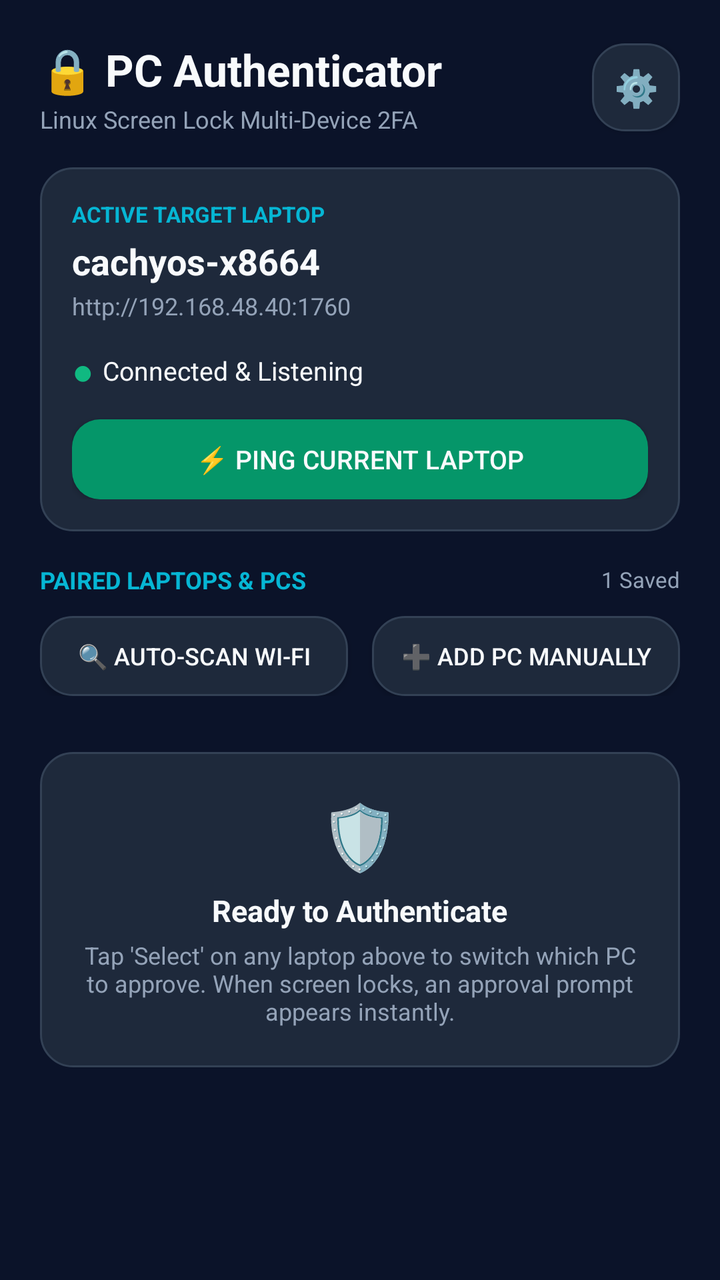
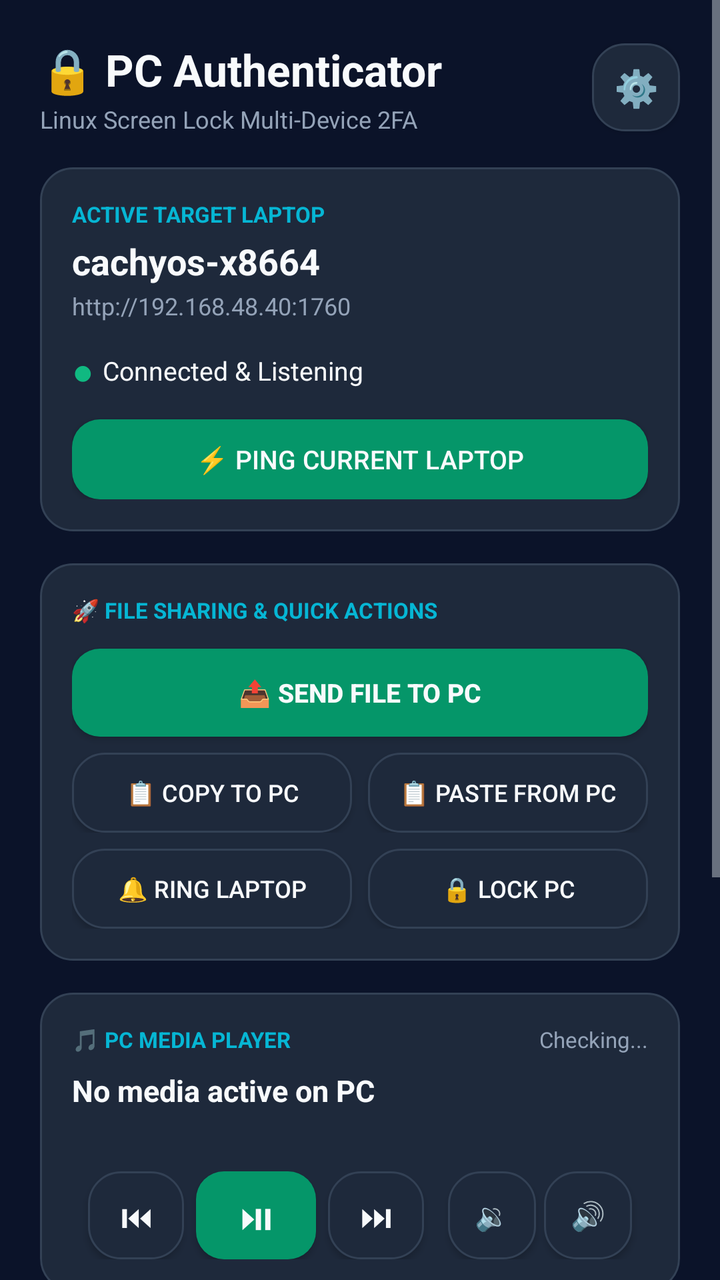

An Android layout rendered at two revisions. The XML below is the earlier revision; the diff shows what the commit changed to produce the second picture.
<!-- AndroidManifest.xml: application theme AppTheme -->
<!-- res/layout/activity_main.xml -->
<?xml version="1.0" encoding="utf-8"?>
<ScrollView xmlns:android="http://schemas.android.com/apk/res/android"
    android:layout_width="match_parent"
    android:layout_height="match_parent"
    android:background="@color/bg_dark"
    android:fillViewport="true">

    <LinearLayout
        android:layout_width="match_parent"
        android:layout_height="wrap_content"
        android:orientation="vertical"
        android:padding="20dp">

        
        <LinearLayout
            android:layout_width="match_parent"
            android:layout_height="wrap_content"
            android:orientation="horizontal"
            android:gravity="center_vertical"
            android:layout_marginBottom="16dp">

            <LinearLayout
                android:layout_width="0dp"
                android:layout_height="wrap_content"
                android:layout_weight="1"
                android:orientation="vertical">

                <TextView
                    android:layout_width="wrap_content"
                    android:layout_height="wrap_content"
                    android:text="🔒 PC Authenticator"
                    android:textSize="22sp"
                    android:textStyle="bold"
                    android:textColor="@color/text_white" />

                <TextView
                    android:layout_width="wrap_content"
                    android:layout_height="wrap_content"
                    android:text="Linux Screen Lock Multi-Device 2FA"
                    android:textSize="12sp"
                    android:textColor="@color/text_muted"
                    android:layout_marginTop="2dp" />
            </LinearLayout>

            <Button
                android:id="@+id/btn_settings"
                android:layout_width="44dp"
                android:layout_height="44dp"
                android:text="⚙️"
                android:textSize="18sp"
                android:textColor="@color/text_white"
                android:background="@drawable/card_bg" />
        </LinearLayout>

        
        <LinearLayout
            android:layout_width="match_parent"
            android:layout_height="wrap_content"
            android:orientation="vertical"
            android:background="@drawable/card_bg"
            android:padding="16dp"
            android:layout_marginBottom="16dp">

            <TextView
                android:layout_width="wrap_content"
                android:layout_height="wrap_content"
                android:text="ACTIVE TARGET LAPTOP"
                android:textSize="11sp"
                android:textStyle="bold"
                android:textColor="@color/accent_cyan" />

            <TextView
                android:id="@+id/tv_hostname"
                android:layout_width="wrap_content"
                android:layout_height="wrap_content"
                android:text="cachyos-x8664"
                android:textSize="18sp"
                android:textStyle="bold"
                android:textColor="@color/text_white"
                android:layout_marginTop="4dp" />

            <TextView
                android:id="@+id/tv_active_ip"
                android:layout_width="wrap_content"
                android:layout_height="wrap_content"
                android:text="http://192.168.48.40:1760"
                android:textSize="12sp"
                android:textColor="@color/text_muted"
                android:layout_marginTop="2dp" />

            <LinearLayout
                android:layout_width="match_parent"
                android:layout_height="wrap_content"
                android:orientation="horizontal"
                android:gravity="center_vertical"
                android:layout_marginTop="12dp">

                <TextView
                    android:id="@+id/tv_status_dot"
                    android:layout_width="wrap_content"
                    android:layout_height="wrap_content"
                    android:text="● "
                    android:textSize="18sp"
                    android:textColor="@color/status_green" />

                <TextView
                    android:id="@+id/tv_status_text"
                    android:layout_width="wrap_content"
                    android:layout_height="wrap_content"
                    android:text="Connected &amp; Listening"
                    android:textSize="13sp"
                    android:textColor="@color/text_white" />
            </LinearLayout>

            <Button
                android:id="@+id/btn_test_connection"
                android:layout_width="match_parent"
                android:layout_height="40dp"
                android:text="⚡ Ping Current Laptop"
                android:textSize="13sp"
                android:textColor="@color/text_white"
                android:background="@drawable/btn_approve"
                android:layout_marginTop="12dp" />
        </LinearLayout>

        
        <LinearLayout
            android:id="@+id/layout_challenge"
            android:layout_width="match_parent"
            android:layout_height="wrap_content"
            android:orientation="vertical"
            android:background="@drawable/card_bg"
            android:padding="20dp"
            android:layout_marginBottom="16dp"
            android:visibility="gone">

            <TextView
                android:layout_width="wrap_content"
                android:layout_height="wrap_content"
                android:text="⚠️ UNLOCK CHALLENGE ACTIVE"
                android:textSize="13sp"
                android:textStyle="bold"
                android:textColor="@color/accent_cyan" />

            <TextView
                android:id="@+id/tv_challenge_message"
                android:layout_width="wrap_content"
                android:layout_height="wrap_content"
                android:text="Login requested on your laptop. Approve to unlock."
                android:textSize="16sp"
                android:textColor="@color/text_white"
                android:layout_marginTop="8dp" />

            <TextView
                android:id="@+id/tv_timer"
                android:layout_width="wrap_content"
                android:layout_height="wrap_content"
                android:text="Expires in: 35s"
                android:textSize="14sp"
                android:textColor="@color/text_muted"
                android:layout_marginTop="6dp" />

            <Button
                android:id="@+id/btn_approve_challenge"
                android:layout_width="match_parent"
                android:layout_height="54dp"
                android:text="👆 APPROVE WITH FINGERPRINT"
                android:textSize="15sp"
                android:textStyle="bold"
                android:textColor="@color/text_white"
                android:background="@drawable/btn_approve"
                android:layout_marginTop="16dp" />

            <Button
                android:id="@+id/btn_deny_challenge"
                android:layout_width="match_parent"
                android:layout_height="44dp"
                android:text="❌ DENY"
                android:textSize="14sp"
                android:textColor="@color/text_white"
                android:background="@drawable/btn_deny"
                android:layout_marginTop="10dp" />
        </LinearLayout>

        
        <LinearLayout
            android:layout_width="match_parent"
            android:layout_height="wrap_content"
            android:orientation="vertical"
            android:layout_marginBottom="16dp">

            <LinearLayout
                android:layout_width="match_parent"
                android:layout_height="wrap_content"
                android:orientation="horizontal"
                android:gravity="center_vertical"
                android:layout_marginBottom="10dp">

                <TextView
                    android:layout_width="0dp"
                    android:layout_height="wrap_content"
                    android:layout_weight="1"
                    android:text="PAIRED LAPTOPS &amp; PCS"
                    android:textSize="12sp"
                    android:textStyle="bold"
                    android:textColor="@color/accent_cyan" />

                <TextView
                    android:id="@+id/tv_device_count"
                    android:layout_width="wrap_content"
                    android:layout_height="wrap_content"
                    android:text="1 Saved"
                    android:textSize="11sp"
                    android:textColor="@color/text_muted" />
            </LinearLayout>

            
            <LinearLayout
                android:layout_width="match_parent"
                android:layout_height="wrap_content"
                android:orientation="horizontal"
                android:layout_marginBottom="12dp">

                <Button
                    android:id="@+id/btn_scan_network"
                    android:layout_width="0dp"
                    android:layout_height="40dp"
                    android:layout_weight="1"
                    android:text="🔍 Auto-Scan Wi-Fi"
                    android:textSize="12sp"
                    android:textColor="@color/text_white"
                    android:background="@drawable/card_bg"
                    android:layout_marginEnd="6dp" />

                <Button
                    android:id="@+id/btn_add_manual"
                    android:layout_width="0dp"
                    android:layout_height="40dp"
                    android:layout_weight="1"
                    android:text="➕ Add PC Manually"
                    android:textSize="12sp"
                    android:textColor="@color/text_white"
                    android:background="@drawable/card_bg"
                    android:layout_marginStart="6dp" />
            </LinearLayout>

            
            <TextView
                android:id="@+id/tv_scan_status"
                android:layout_width="match_parent"
                android:layout_height="wrap_content"
                android:text="Scanning local network for laptops..."
                android:textColor="@color/accent_cyan"
                android:textSize="12sp"
                android:gravity="center"
                android:padding="8dp"
                android:visibility="gone" />

            
            <LinearLayout
                android:id="@+id/container_devices"
                android:layout_width="match_parent"
                android:layout_height="wrap_content"
                android:orientation="vertical" />

        </LinearLayout>

        
        <LinearLayout
            android:id="@+id/layout_idle"
            android:layout_width="match_parent"
            android:layout_height="wrap_content"
            android:orientation="vertical"
            android:background="@drawable/card_bg"
            android:gravity="center"
            android:padding="20dp">

            <TextView
                android:layout_width="wrap_content"
                android:layout_height="wrap_content"
                android:text="🛡️"
                android:textSize="32sp" />

            <TextView
                android:layout_width="wrap_content"
                android:layout_height="wrap_content"
                android:text="Ready to Authenticate"
                android:textSize="15sp"
                android:textStyle="bold"
                android:textColor="@color/text_white"
                android:layout_marginTop="6dp" />

            <TextView
                android:layout_width="wrap_content"
                android:layout_height="wrap_content"
                android:text="Tap 'Select' on any laptop above to switch which PC to approve. When screen locks, an approval prompt appears instantly."
                android:textSize="12sp"
                android:textColor="@color/text_muted"
                android:gravity="center"
                android:layout_marginTop="4dp" />
        </LinearLayout>

    </LinearLayout>
</ScrollView>
<!-- resources referenced by this layout -->
<resources>
  <color name="accent_cyan">#06b6d4</color>
  <color name="bg_dark">#0b1329</color>
  <color name="status_green">#10b981</color>
  <color name="text_muted">#94a3b8</color>
  <color name="text_white">#f8fafc</color>
  <!-- drawable btn_approve (drawable) -->
  <?xml version="1.0" encoding="utf-8"?>
  <shape xmlns:android="http://schemas.android.com/apk/res/android"
      android:shape="rectangle">
      <solid android:color="@color/btn_approve" />
      <corners android:radius="14dp" />
  </shape>
  <!-- drawable btn_deny (drawable) -->
  <?xml version="1.0" encoding="utf-8"?>
  <shape xmlns:android="http://schemas.android.com/apk/res/android"
      android:shape="rectangle">
      <solid android:color="@color/btn_deny" />
      <corners android:radius="14dp" />
  </shape>
  <!-- drawable card_bg (drawable) -->
  <?xml version="1.0" encoding="utf-8"?>
  <shape xmlns:android="http://schemas.android.com/apk/res/android"
      android:shape="rectangle">
      <solid android:color="@color/card_bg" />
      <corners android:radius="16dp" />
      <stroke android:width="1dp" android:color="@color/card_border" />
  </shape>
  <style name="AppTheme" parent="@android:style/Theme.DeviceDefault.NoActionBar">
          <item name="android:windowBackground">@color/bg_dark</item>
          <item name="android:statusBarColor">@color/bg_dark</item>
          <item name="android:navigationBarColor">@color/bg_dark</item>
      </style>
  <color name="btn_approve">#059669</color>
  <color name="btn_deny">#dc2626</color>
  <color name="card_bg">#1e293b</color>
  <color name="card_border">#334155</color>
</resources>

<!-- the commit's change to res/layout/activity_main.xml (unified diff, before → after) -->
@@ -187,6 +187,209 @@
             android:layout_width="match_parent"
             android:layout_height="wrap_content"
             android:orientation="vertical"
+            android:background="@drawable/card_bg"
+            android:padding="16dp"
+            android:layout_marginBottom="16dp">
+
+            <TextView
+                android:layout_width="wrap_content"
+                android:layout_height="wrap_content"
+                android:text="🚀 FILE SHARING &amp; QUICK ACTIONS"
+                android:textSize="11sp"
+                android:textStyle="bold"
+                android:textColor="@color/accent_cyan" />
+
+            <Button
+                android:id="@+id/btn_send_file_to_pc"
+                android:layout_width="match_parent"
+                android:layout_height="44dp"
+                android:text="📤 Send File to PC"
+                android:textSize="13sp"
+                android:textStyle="bold"
+                android:textColor="@color/text_white"
+                android:background="@drawable/btn_approve"
+                android:layout_marginTop="12dp" />
+
+            <LinearLayout
+                android:layout_width="match_parent"
+                android:layout_height="wrap_content"
+                android:orientation="horizontal"
+                android:layout_marginTop="8dp">
+
+                <Button
+                    android:id="@+id/btn_send_clip_to_pc"
+                    android:layout_width="0dp"
+                    android:layout_height="40dp"
+                    android:layout_weight="1"
+                    android:text="📋 Copy to PC"
+                    android:textSize="12sp"
+                    android:textColor="@color/text_white"
+                    android:background="@drawable/card_bg"
+                    android:layout_marginEnd="4dp" />
+
+                <Button
+                    android:id="@+id/btn_get_clip_from_pc"
+                    android:layout_width="0dp"
+                    android:layout_height="40dp"
+                    android:layout_weight="1"
+                    android:text="📋 Paste from PC"
+                    android:textSize="12sp"
+                    android:textColor="@color/text_white"
+                    android:background="@drawable/card_bg"
+                    android:layout_marginStart="4dp" />
+            </LinearLayout>
+
+            <LinearLayout
+                android:layout_width="match_parent"
+                android:layout_height="wrap_content"
+                android:orientation="horizontal"
+                android:layout_marginTop="8dp">
+
+                <Button
+                    android:id="@+id/btn_ring_pc"
+                    android:layout_width="0dp"
+                    android:layout_height="40dp"
+                    android:layout_weight="1"
+                    android:text="🔔 Ring Laptop"
+                    android:textSize="12sp"
+                    android:textColor="@color/text_white"
+                    android:background="@drawable/card_bg"
+                    android:layout_marginEnd="4dp" />
+
+                <Button
+                    android:id="@+id/btn_lock_pc"
+                    android:layout_width="0dp"
+                    android:layout_height="40dp"
+                    android:layout_weight="1"
+                    android:text="🔒 Lock PC"
+                    android:textSize="12sp"
+                    android:textColor="@color/text_white"
+                    android:background="@drawable/card_bg"
+                    android:layout_marginStart="4dp" />
+            </LinearLayout>
+        </LinearLayout>
+
+        
+        <LinearLayout
+            android:id="@+id/layout_media"
+            android:layout_width="match_parent"
+            android:layout_height="wrap_content"
+            android:orientation="vertical"
+            android:background="@drawable/card_bg"
+            android:padding="16dp"
+            android:layout_marginBottom="16dp">
+
+            <LinearLayout
+                android:layout_width="match_parent"
+                android:layout_height="wrap_content"
+                android:orientation="horizontal"
+                android:gravity="center_vertical">
+
+                <TextView
+                    android:layout_width="0dp"
+                    android:layout_height="wrap_content"
+                    android:layout_weight="1"
+                    android:text="🎵 PC MEDIA PLAYER"
+                    android:textSize="11sp"
+                    android:textStyle="bold"
+                    android:textColor="@color/accent_cyan" />
+
+                <TextView
+                    android:id="@+id/tv_media_status"
+                    android:layout_width="wrap_content"
+                    android:layout_height="wrap_content"
+                    android:text="Checking..."
+                    android:textSize="11sp"
+                    android:textColor="@color/text_muted" />
+            </LinearLayout>
+
+            <TextView
+                android:id="@+id/tv_media_title"
+                android:layout_width="wrap_content"
+                android:layout_height="wrap_content"
+                android:text="No media active on PC"
+                android:textSize="15sp"
+                android:textStyle="bold"
+                android:textColor="@color/text_white"
+                android:singleLine="true"
+                android:ellipsize="end"
+                android:layout_marginTop="8dp" />
+
+            <TextView
+                android:id="@+id/tv_media_artist"
+                android:layout_width="wrap_content"
+                android:layout_height="wrap_content"
+                android:text=""
+                android:textSize="12sp"
+                android:textColor="@color/text_muted"
+                android:singleLine="true"
+                android:ellipsize="end"
+                android:layout_marginTop="2dp" />
+
+            
+            <LinearLayout
+                android:layout_width="match_parent"
+                android:layout_height="wrap_content"
+                android:orientation="horizontal"
+                android:gravity="center"
+                android:layout_marginTop="12dp">
+
+                <Button
+                    android:id="@+id/btn_media_prev"
+                    android:layout_width="48dp"
+                    android:layout_height="44dp"
+                    android:text="⏮"
+                    android:textSize="16sp"
+                    android:textColor="@color/text_white"
+                    android:background="@drawable/card_bg"
+                    android:layout_marginEnd="6dp" />
+
+                <Button
+                    android:id="@+id/btn_media_play_pause"
+                    android:layout_width="60dp"
+                    android:layout_height="44dp"
+                    android:text="⏯"
+                    android:textSize="18sp"
+                    android:textColor="@color/text_white"
+                    android:background="@drawable/btn_approve"
+                    android:layout_marginEnd="6dp" />
+
+                <Button
+                    android:id="@+id/btn_media_next"
+                    android:layout_width="48dp"
+                    android:layout_height="44dp"
+                    android:text="⏭"
+                    android:textSize="16sp"
+                    android:textColor="@color/text_white"
+                    android:background="@drawable/card_bg"
+                    android:layout_marginEnd="12dp" />
+
+                <Button
+                    android:id="@+id/btn_media_voldown"
+                    android:layout_width="44dp"
+                    android:layout_height="44dp"
+                    android:text="🔉"
+                    android:textSize="14sp"
+                    android:textColor="@color/text_white"
+                    android:background="@drawable/card_bg"
+                    android:layout_marginEnd="4dp" />
+
+                <Button
+                    android:id="@+id/btn_media_volup"
+                    android:layout_width="44dp"
+                    android:layout_height="44dp"
+                    android:text="🔊"
+                    android:textSize="14sp"
+                    android:textColor="@color/text_white"
+                    android:background="@drawable/card_bg" />
+            </LinearLayout>
+        </LinearLayout>
+
+        
+        <LinearLayout
+            android:layout_width="match_parent"
+            android:layout_height="wrap_content"
+            android:orientation="vertical"
             android:layout_marginBottom="16dp">
 
             <LinearLayout
